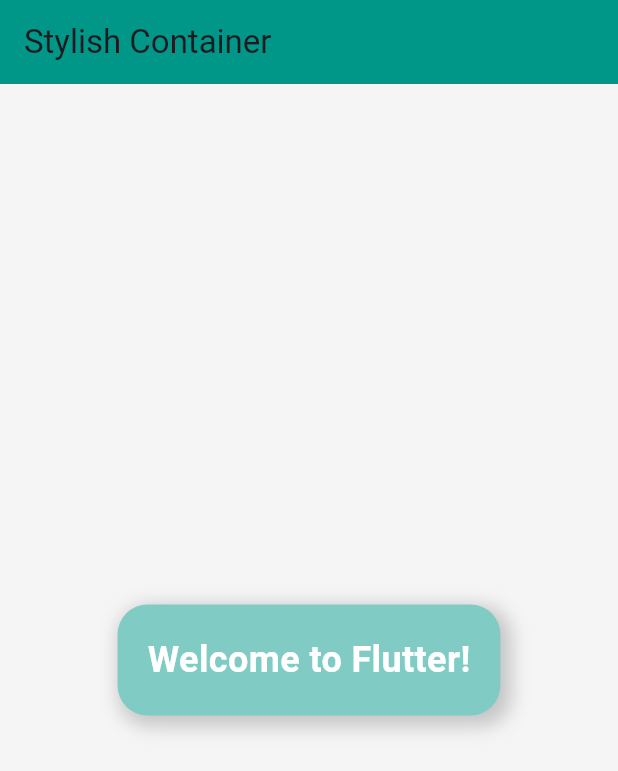
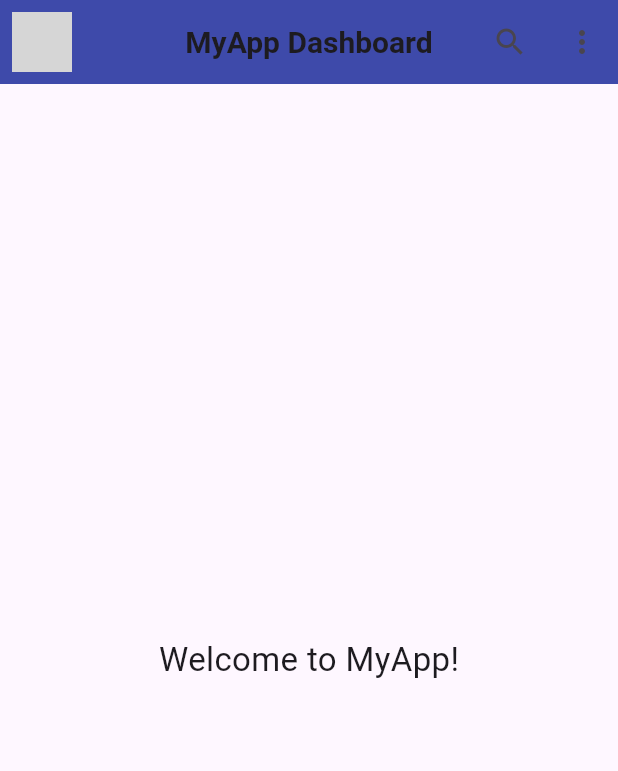
Before and after one commit to noobarafat/MAD_TrackerSheet, a Flutter app: the screen it shows after launch, on a phone screen of 412 x 824 dp. Shown: the top 771 px of the screen. Run offline on Flutter 3.47's test engine with Material 3 defaults, Android fonts, the phone set to English and light mode, and no system bars; grey boxes are pictures that could not be loaded.

```diff
--- a/lib/main.dart
+++ b/lib/main.dart
@@ -10,48 +10,56 @@ class MyApp extends StatelessWidget {
   @override
   Widget build(BuildContext context) {
     return MaterialApp(
-      title: 'Styled Container',
+      title: 'Custom AppBar',
       debugShowCheckedModeBanner: false,
-      home: const ContainerExample(),
+      home: const HomeScreen(),
     );
   }
 }
 
-class ContainerExample extends StatelessWidget {
-  const ContainerExample({super.key});
+class HomeScreen extends StatelessWidget {
+  const HomeScreen({super.key});
 
   @override
   Widget build(BuildContext context) {
     return Scaffold(
-      backgroundColor: Colors.grey[100],
       appBar: AppBar(
-        title: const Text("Stylish Container"),
-        backgroundColor: Colors.teal,
+        backgroundColor: Colors.indigo[600],
+        elevation: 6,
+        leading: Padding(
+          padding: const EdgeInsets.all(8.0),
+          child: Image.asset(
+            'assets/images/logo.png',
+            fit: BoxFit.contain,
+          ),
+        ),
+        title: const Text(
+          'MyApp Dashboard',
+          style: TextStyle(
+            fontWeight: FontWeight.w600,
+            fontSize: 20,
+          ),
+        ),
+        centerTitle: true,
+        actions: [
+          IconButton(
+            icon: const Icon(Icons.search),
+            onPressed: () {
+
+            },
+          ),
+          IconButton(
+            icon: const Icon(Icons.more_vert),
+            onPressed: () {
+
+            },
+          ),
+        ],
       ),
-      body: Center(
-        child: Container(
-          padding: const EdgeInsets.all(20),
-          margin: const EdgeInsets.all(20),
-          decoration: BoxDecoration(
-            color: Colors.teal[200],
-            borderRadius: BorderRadius.circular(20),
-            boxShadow: [
-              BoxShadow(
-                color: Colors.black.withOpacity(0.2),
-                spreadRadius: 3,
-                blurRadius: 10,
-                offset: const Offset(4, 4),
-              ),
-            ],
-          ),
-          child: const Text(
-            "Welcome to Flutter!",
-            style: TextStyle(
-              fontSize: 24,
-              color: Colors.white,
-              fontWeight: FontWeight.w600,
-            ),
-          ),
+      body: const Center(
+        child: Text(
+          'Welcome to MyApp!',
+          style: TextStyle(fontSize: 22),
         ),
       ),
     );
```
